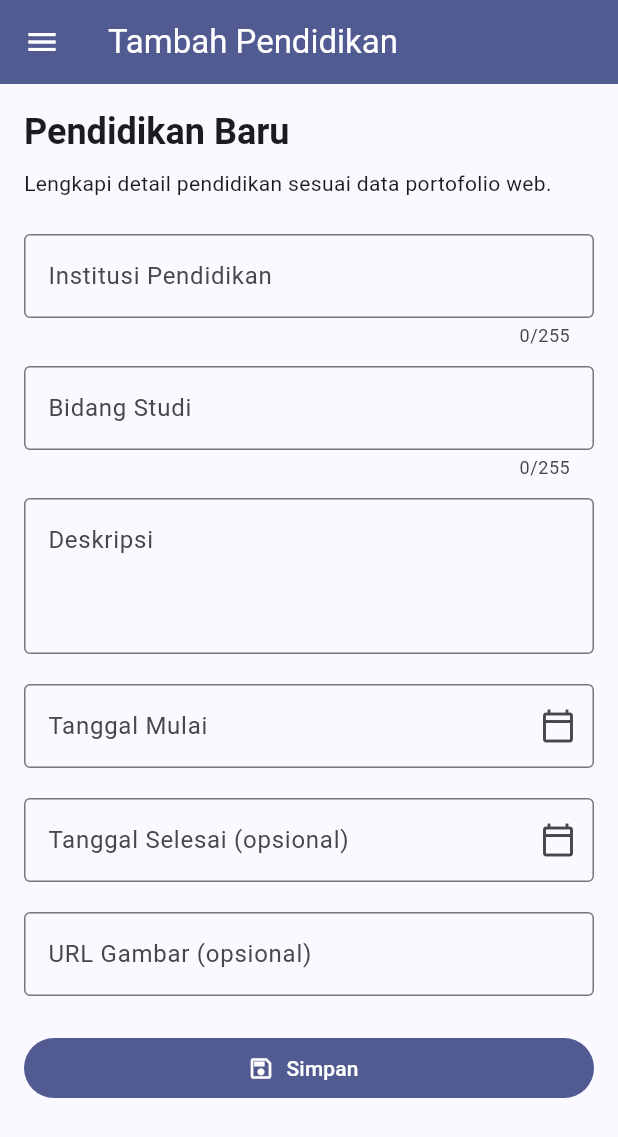
After one commit to dzakwanversipacil/myportofolio_mobile, a Flutter app: the EducationFormPage screen opened by its route, on a phone screen of 412 x 824 dp. The commit adds this screen. Shown: the top 1137 px of the screen. Run offline on Flutter 3.47's test engine with Material 3 defaults, Android fonts, the phone set to English and light mode, and no system bars; our stand-ins replace material_ui.

Commit message:
feat: add education form flow

```diff
--- a/lib/app_routes.dart
+++ b/lib/app_routes.dart
@@ -2,4 +2,5 @@ abstract final class AppRoutes {
   static const home = '/';
   static const projectForm = '/projects/new';
   static const experienceForm = '/experiences/new';
+  static const educationForm = '/education/new';
 }
--- a/lib/main.dart
+++ b/lib/main.dart
@@ -1,5 +1,6 @@
 import 'package:material_ui/material_ui.dart';
 import 'package:myportofolio_mobile/app_routes.dart';
+import 'package:myportofolio_mobile/screens/education_form.dart';
 import 'package:myportofolio_mobile/screens/experience_form.dart';
 import 'package:myportofolio_mobile/screens/menu.dart';
 import 'package:myportofolio_mobile/screens/project_form.dart';
@@ -34,6 +35,7 @@ class MyApp extends StatelessWidget {
         AppRoutes.home: (_) => const MyHomePage(),
         AppRoutes.projectForm: (_) => const ProjectFormPage(),
         AppRoutes.experienceForm: (_) => const ExperienceFormPage(),
+        AppRoutes.educationForm: (_) => const EducationFormPage(),
       },
     );
   }
--- /dev/null
+++ b/lib/screens/education_form.dart
@@ -0,0 +1,257 @@
+import 'package:material_ui/material_ui.dart';
+import 'package:myportofolio_mobile/utils/form_validation.dart';
+import 'package:myportofolio_mobile/widgets/form_summary_row.dart';
+import 'package:myportofolio_mobile/widgets/left_drawer.dart';
+
+class EducationFormPage extends StatefulWidget {
+  const EducationFormPage({super.key});
+
+  @override
+  State<EducationFormPage> createState() => _EducationFormPageState();
+}
+
+class _EducationFormPageState extends State<EducationFormPage> {
+  final _formKey = GlobalKey<FormState>();
+  final _organizationController = TextEditingController();
+  final _fieldOfStudyController = TextEditingController();
+  final _descriptionController = TextEditingController();
+  final _imageUrlController = TextEditingController();
+  final _startDateController = TextEditingController();
+  final _endDateController = TextEditingController();
+
+  DateTime? _startDate;
+  DateTime? _endDate;
+
+  @override
+  void dispose() {
+    _organizationController.dispose();
+    _fieldOfStudyController.dispose();
+    _descriptionController.dispose();
+    _imageUrlController.dispose();
+    _startDateController.dispose();
+    _endDateController.dispose();
+    super.dispose();
+  }
+
+  Future<void> _selectDate({required bool isStartDate}) async {
+    final initialDate = isStartDate
+        ? (_startDate ?? DateTime.now())
+        : (_endDate ?? _startDate ?? DateTime.now());
+
+    final selectedDate = await showDatePicker(
+      context: context,
+      initialDate: initialDate,
+      firstDate: DateTime(1950),
+      lastDate: DateTime(2100),
+    );
+
+    if (selectedDate == null || !mounted) return;
+
+    setState(() {
+      if (isStartDate) {
+        _startDate = selectedDate;
+        _startDateController.text = formatPortfolioDate(selectedDate);
+      } else {
+        _endDate = selectedDate;
+        _endDateController.text = formatPortfolioDate(selectedDate);
+      }
+    });
+  }
+
+  void _submit() {
+    FocusScope.of(context).unfocus();
+    if (!(_formKey.currentState?.validate() ?? false)) return;
+
+    showDialog<void>(
+      context: context,
+      builder: (context) => AlertDialog(
+        title: const Text('Ringkasan Pendidikan'),
+        content: SingleChildScrollView(
+          child: Column(
+            mainAxisSize: MainAxisSize.min,
+            crossAxisAlignment: CrossAxisAlignment.start,
+            children: [
+              FormSummaryRow(
+                label: 'Institusi',
+                value: _organizationController.text.trim(),
+              ),
+              FormSummaryRow(
+                label: 'Bidang studi',
+                value: _fieldOfStudyController.text.trim(),
+              ),
+              FormSummaryRow(
+                label: 'Deskripsi',
+                value: _descriptionController.text.trim(),
+              ),
+              FormSummaryRow(
+                label: 'Tanggal mulai',
+                value: _startDateController.text,
+              ),
+              FormSummaryRow(
+                label: 'Tanggal selesai',
+                value: _endDateController.text.isEmpty
+                    ? 'Masih berlangsung'
+                    : _endDateController.text,
+              ),
+              FormSummaryRow(
+                label: 'URL gambar',
+                value: _imageUrlController.text.trim().isEmpty
+                    ? '-'
+                    : _imageUrlController.text.trim(),
+              ),
+            ],
+          ),
+        ),
+        actions: [
+          TextButton(
+            onPressed: () => Navigator.pop(context),
+            child: const Text('Tutup'),
+          ),
+        ],
+      ),
+    );
+  }
+
+  InputDecoration _inputDecoration({
+    required String label,
+    String? hint,
+    Widget? suffixIcon,
+  }) {
+    return InputDecoration(
+      labelText: label,
+      hintText: hint,
+      suffixIcon: suffixIcon,
+      border: const OutlineInputBorder(),
+      alignLabelWithHint: true,
+    );
+  }
+
+  @override
+  Widget build(BuildContext context) {
+    return Scaffold(
+      appBar: AppBar(title: const Text('Tambah Pendidikan')),
+      drawer: const LeftDrawer(),
+      body: SafeArea(
+        child: Form(
+          key: _formKey,
+          child: SingleChildScrollView(
+            padding: const EdgeInsets.all(16),
+            child: Center(
+              child: ConstrainedBox(
+                constraints: const BoxConstraints(maxWidth: 720),
+                child: Column(
+                  crossAxisAlignment: CrossAxisAlignment.stretch,
+                  children: [
+                    Text(
+                      'Pendidikan Baru',
+                      style: Theme.of(context).textTheme.headlineSmall
+                          ?.copyWith(fontWeight: FontWeight.bold),
+                    ),
+                    const SizedBox(height: 8),
+                    Text(
+                      'Lengkapi detail pendidikan sesuai data portofolio web.',
+                      style: Theme.of(context).textTheme.bodyMedium,
+                    ),
+                    const SizedBox(height: 24),
+                    TextFormField(
+                      key: const ValueKey('education-organization'),
+                      controller: _organizationController,
+                      textInputAction: TextInputAction.next,
+                      maxLength: 255,
+                      decoration: _inputDecoration(
+                        label: 'Institusi Pendidikan',
+                        hint: 'Contoh: Universitas Indonesia',
+                      ),
+                      validator: (value) => validateRequiredText(
+                        value,
+                        fieldName: 'Institusi pendidikan',
+                        maxLength: 255,
+                      ),
+                    ),
+                    const SizedBox(height: 12),
+                    TextFormField(
+                      key: const ValueKey('education-field-of-study'),
+                      controller: _fieldOfStudyController,
+                      textInputAction: TextInputAction.next,
+                      maxLength: 255,
+                      decoration: _inputDecoration(
+                        label: 'Bidang Studi',
+                        hint: 'Contoh: Sistem Informasi',
+                      ),
+                      validator: (value) => validateRequiredText(
+                        value,
+                        fieldName: 'Bidang studi',
+                        maxLength: 255,
+                      ),
+                    ),
+                    const SizedBox(height: 12),
+                    TextFormField(
+                      key: const ValueKey('education-description'),
+                      controller: _descriptionController,
+                      minLines: 3,
+                      maxLines: 5,
+                      textInputAction: TextInputAction.newline,
+                      decoration: _inputDecoration(
+                        label: 'Deskripsi',
+                        hint: 'Jelaskan kegiatan atau pencapaian akademikmu.',
+                      ),
+                      validator: (value) =>
+                          validateRequiredText(value, fieldName: 'Deskripsi'),
+                    ),
+                    const SizedBox(height: 20),
+                    TextFormField(
+                      key: const ValueKey('education-start-date'),
+                      controller: _startDateController,
+                      readOnly: true,
+                      onTap: () => _selectDate(isStartDate: true),
+                      decoration: _inputDecoration(
+                        label: 'Tanggal Mulai',
+                        hint: 'Pilih tanggal',
+                        suffixIcon: const Icon(Icons.calendar_today_outlined),
+                      ),
+                      validator: (_) => _startDate == null
+                          ? 'Tanggal mulai harus dipilih.'
+                          : null,
+                    ),
+                    const SizedBox(height: 20),
+                    TextFormField(
+                      key: const ValueKey('education-end-date'),
+                      controller: _endDateController,
+                      readOnly: true,
+                      onTap: () => _selectDate(isStartDate: false),
+                      decoration: _inputDecoration(
+                        label: 'Tanggal Selesai (opsional)',
+                        hint: 'Kosongkan jika masih berlangsung',
+                        suffixIcon: const Icon(Icons.calendar_today_outlined),
+                      ),
+                      validator: (_) => validateDateOrder(_startDate, _endDate),
+                    ),
+                    const SizedBox(height: 20),
+                    TextFormField(
+                      key: const ValueKey('education-image-url'),
+                      controller: _imageUrlController,
+                      keyboardType: TextInputType.url,
+                      textInputAction: TextInputAction.done,
+                      decoration: _inputDecoration(
+                        label: 'URL Gambar (opsional)',
+                        hint: 'https://example.com/campus.jpg',
+                      ),
+                      validator: validateOptionalHttpUrl,
+                    ),
+                    const SizedBox(height: 24),
+                    FilledButton.icon(
+                      key: const ValueKey('education-save'),
+                      onPressed: _submit,
+                      icon: const Icon(Icons.save_outlined),
+                      label: const Text('Simpan'),
+                    ),
+                  ],
+                ),
+              ),
+            ),
+          ),
+        ),
+      ),
+    );
+  }
+}
```
Also changed, not shown: lib/screens/menu.dart (+8 -0 lines), lib/widgets/left_drawer.dart (+7 -1 lines).
